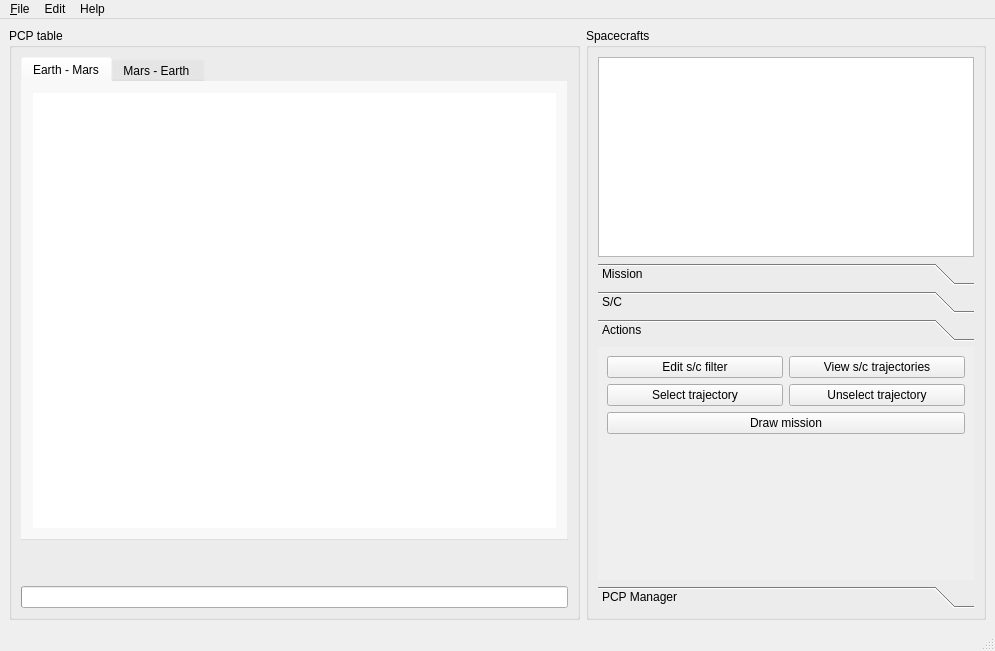
First picture: the form in src/sonet_main_window.ui, repository jorialand/sonet_tfm_horia, before the edit.
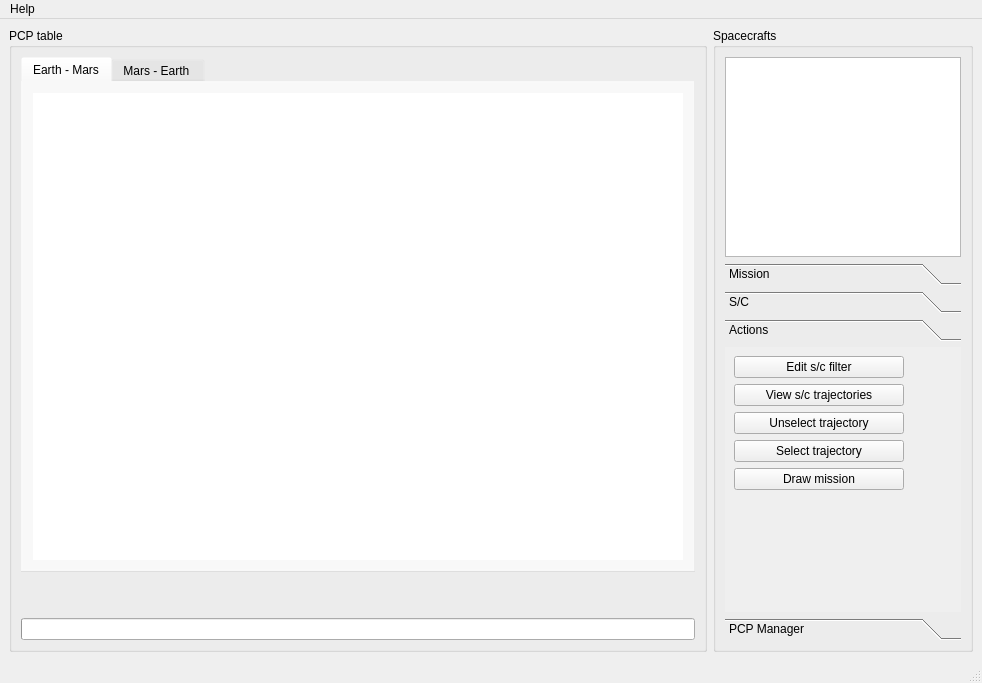
Second picture: the form after the edit. The open tabs and pages were chosen to show the change.

The edit to the form file:
```diff
--- a/src/sonet_main_window.ui
+++ b/src/sonet_main_window.ui
@@ -6,8 +6,8 @@
    <rect>
     <x>0</x>
     <y>0</y>
-    <width>995</width>
-    <height>651</height>
+    <width>982</width>
+    <height>683</height>
    </rect>
   </property>
   <property name="sizePolicy">
@@ -580,10 +580,16 @@
       </property>
       <property name="minimumSize">
        <size>
-        <width>400</width>
+        <width>0</width>
         <height>0</height>
        </size>
       </property>
+      <property name="maximumSize">
+       <size>
+        <width>260</width>
+        <height>16777215</height>
+       </size>
+      </property>
       <property name="baseSize">
        <size>
         <width>0</width>
@@ -781,8 +787,8 @@
            <rect>
             <x>0</x>
             <y>0</y>
-            <width>370</width>
-            <height>196</height>
+            <width>230</width>
+            <height>228</height>
            </rect>
           </property>
           <attribute name="label">
@@ -790,9 +796,15 @@
           </attribute>
           <layout class="QVBoxLayout" name="verticalLayout_6">
            <item>
-            <layout class="QHBoxLayout" name="sonet_pcp_generator_qhbox_5">
+            <layout class="QVBoxLayout" name="verticalLayout_10">
              <item>
               <widget class="QPushButton" name="sonet_pcp_filter_qpb">
+               <property name="maximumSize">
+                <size>
+                 <width>170</width>
+                 <height>16777215</height>
+                </size>
+               </property>
                <property name="toolTip">
                 <string>Apply filter</string>
                </property>
@@ -803,6 +815,12 @@
              </item>
              <item>
               <widget class="QPushButton" name="sonet_open_matlab_pcp_viewer">
+               <property name="maximumSize">
+                <size>
+                 <width>170</width>
+                 <height>16777215</height>
+                </size>
+               </property>
                <property name="toolTip">
                 <string>Create new s/c</string>
                </property>
@@ -814,19 +832,15 @@
             </layout>
            </item>
            <item>
-            <layout class="QHBoxLayout" name="sonet_pcp_generator_qhbox_8">
-             <item>
-              <widget class="QPushButton" name="sonet_select_trajectory_qpb">
-               <property name="toolTip">
-                <string>Select trajectory</string>
-               </property>
-               <property name="text">
-                <string>Select trajectory</string>
-               </property>
-              </widget>
-             </item>
+            <layout class="QVBoxLayout" name="verticalLayout_9">
              <item>
               <widget class="QPushButton" name="sonet_unselect_trajectory_qpb">
+               <property name="maximumSize">
+                <size>
+                 <width>170</width>
+                 <height>16777215</height>
+                </size>
+               </property>
                <property name="toolTip">
                 <string>Select trajectory</string>
                </property>
@@ -835,16 +849,38 @@
                </property>
               </widget>
              </item>
+             <item>
+              <widget class="QPushButton" name="sonet_select_trajectory_qpb">
+               <property name="maximumSize">
+                <size>
+                 <width>170</width>
+                 <height>16777215</height>
+                </size>
+               </property>
+               <property name="toolTip">
+                <string>Select trajectory</string>
+               </property>
+               <property name="text">
+                <string>Select trajectory</string>
+               </property>
+              </widget>
+             </item>
             </layout>
            </item>
            <item>
             <widget class="QPushButton" name="sonet_draw_qpb">
              <property name="minimumSize">
               <size>
-               <width>250</width>
+               <width>0</width>
                <height>0</height>
               </size>
              </property>
+             <property name="maximumSize">
+              <size>
+               <width>170</width>
+               <height>16777215</height>
+              </size>
+             </property>
              <property name="text">
               <string>Draw mission</string>
              </property>
@@ -916,29 +952,15 @@
     <rect>
      <x>0</x>
      <y>0</y>
-     <width>995</width>
+     <width>982</width>
      <height>22</height>
     </rect>
    </property>
-   <widget class="QMenu" name="file">
-    <property name="title">
-     <string>&amp;File</string>
-    </property>
-    <addaction name="exit"/>
-    <addaction name="separator"/>
-   </widget>
-   <widget class="QMenu" name="menuEdit">
-    <property name="title">
-     <string>Edit</string>
-    </property>
-   </widget>
    <widget class="QMenu" name="menuHelp">
     <property name="title">
      <string>Help</string>
     </property>
    </widget>
-   <addaction name="file"/>
-   <addaction name="menuEdit"/>
    <addaction name="menuHelp"/>
   </widget>
   <action name="exit">
```
Left out of the diff: 37 changed lines with no effect on the pictures.
